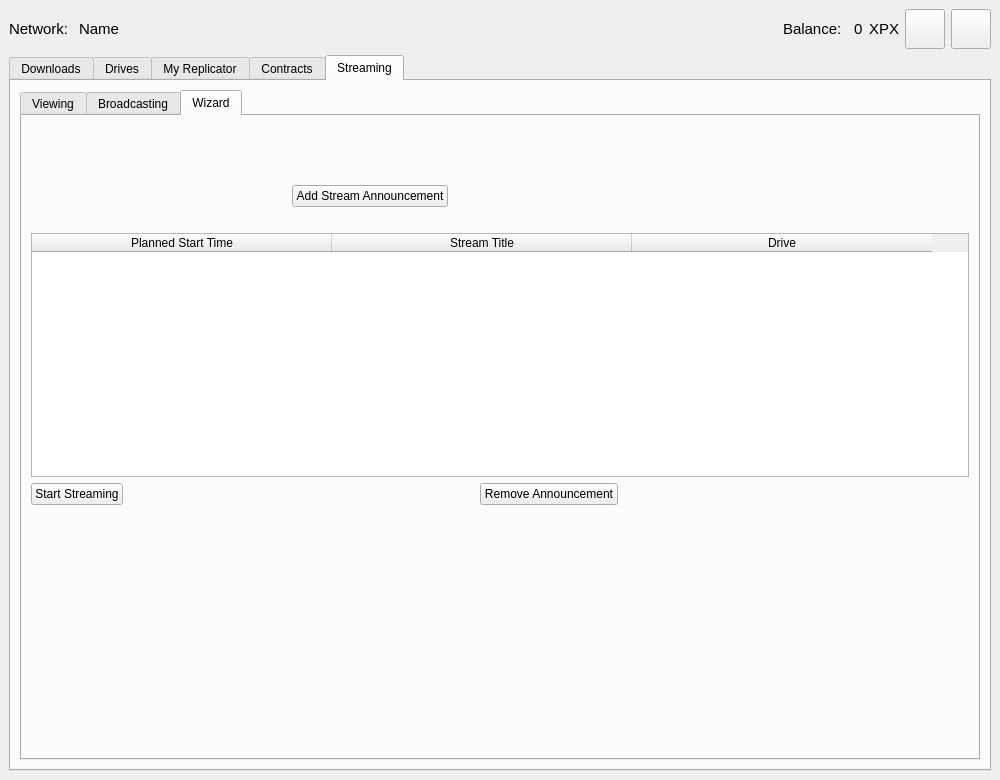
First picture: the form in UserApp/mainwin.ui, repository proximax-storage/cpp-xpx-storage-user-app, before the edit.
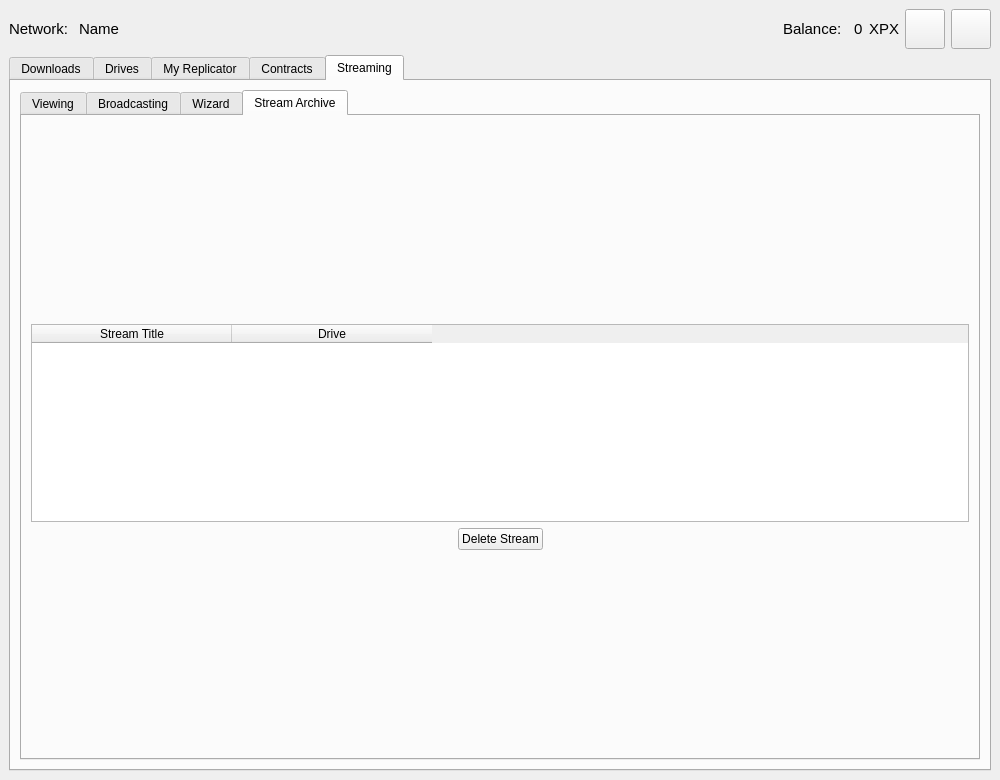
Second picture: the form after the edit.

Patch:
```diff
--- a/UserApp/mainwin.ui
+++ b/UserApp/mainwin.ui
@@ -1487,7 +1487,7 @@
         <item>
          <widget class="QTabWidget" name="m_streamingTabView">
           <property name="currentIndex">
-           <number>2</number>
+           <number>3</number>
           </property>
           <widget class="QWidget" name="viewerTab">
            <attribute name="title">
@@ -2065,19 +2065,6 @@
                   </property>
                  </spacer>
                 </item>
-                <item>
-                 <spacer name="horizontalSpacer_30">
-                  <property name="orientation">
-                   <enum>Qt::Horizontal</enum>
-                  </property>
-                  <property name="sizeHint" stdset="0">
-                   <size>
-                    <width>40</width>
-                    <height>20</height>
-                   </size>
-                  </property>
-                 </spacer>
-                </item>
                </layout>
               </item>
               <item>
@@ -2197,6 +2184,97 @@
             </item>
            </layout>
           </widget>
+          <widget class="QWidget" name="ArchiveTab">
+           <attribute name="title">
+            <string>Stream Archive</string>
+           </attribute>
+           <layout class="QVBoxLayout" name="verticalLayout_20">
+            <item>
+             <layout class="QVBoxLayout" name="verticalLayout_18">
+              <item>
+               <spacer name="verticalSpacer_5">
+                <property name="orientation">
+                 <enum>Qt::Vertical</enum>
+                </property>
+                <property name="sizeHint" stdset="0">
+                 <size>
+                  <width>20</width>
+                  <height>30</height>
+                 </size>
+                </property>
+               </spacer>
+              </item>
+              <item>
+               <widget class="QTableWidget" name="m_wizardArchiveTable">
+                <attribute name="horizontalHeaderDefaultSectionSize">
+                 <number>200</number>
+                </attribute>
+                <column>
+                 <property name="text">
+                  <string>Stream Title</string>
+                 </property>
+                </column>
+                <column>
+                 <property name="text">
+                  <string>Drive</string>
+                 </property>
+                </column>
+               </widget>
+              </item>
+              <item>
+               <layout class="QHBoxLayout" name="horizontalLayout_38">
+                <item>
+                 <spacer name="horizontalSpacer_16">
+                  <property name="orientation">
+                   <enum>Qt::Horizontal</enum>
+                  </property>
+                  <property name="sizeHint" stdset="0">
+                   <size>
+                    <width>40</width>
+                    <height>20</height>
+                   </size>
+                  </property>
+                 </spacer>
+                </item>
+                <item>
+                 <widget class="QPushButton" name="m_deleteArchivedStreamBtn">
+                  <property name="text">
+                   <string>Delete Stream</string>
+                  </property>
+                 </widget>
+                </item>
+                <item>
+                 <spacer name="horizontalSpacer_17">
+                  <property name="orientation">
+                   <enum>Qt::Horizontal</enum>
+                  </property>
+                  <property name="sizeHint" stdset="0">
+                   <size>
+                    <width>40</width>
+                    <height>20</height>
+                   </size>
+                  </property>
+                 </spacer>
+                </item>
+               </layout>
+              </item>
+              <item>
+               <spacer name="verticalSpacer_6">
+                <property name="orientation">
+                 <enum>Qt::Vertical</enum>
+                </property>
+                <property name="sizeHint" stdset="0">
+                 <size>
+                  <width>20</width>
+                  <height>40</height>
+                 </size>
+                </property>
+               </spacer>
+              </item>
+             </layout>
+            </item>
+           </layout>
+          </widget>
          </widget>
         </item>
        </layout>
```
Left out of the diff: 26 changed lines with no effect on the pictures.
